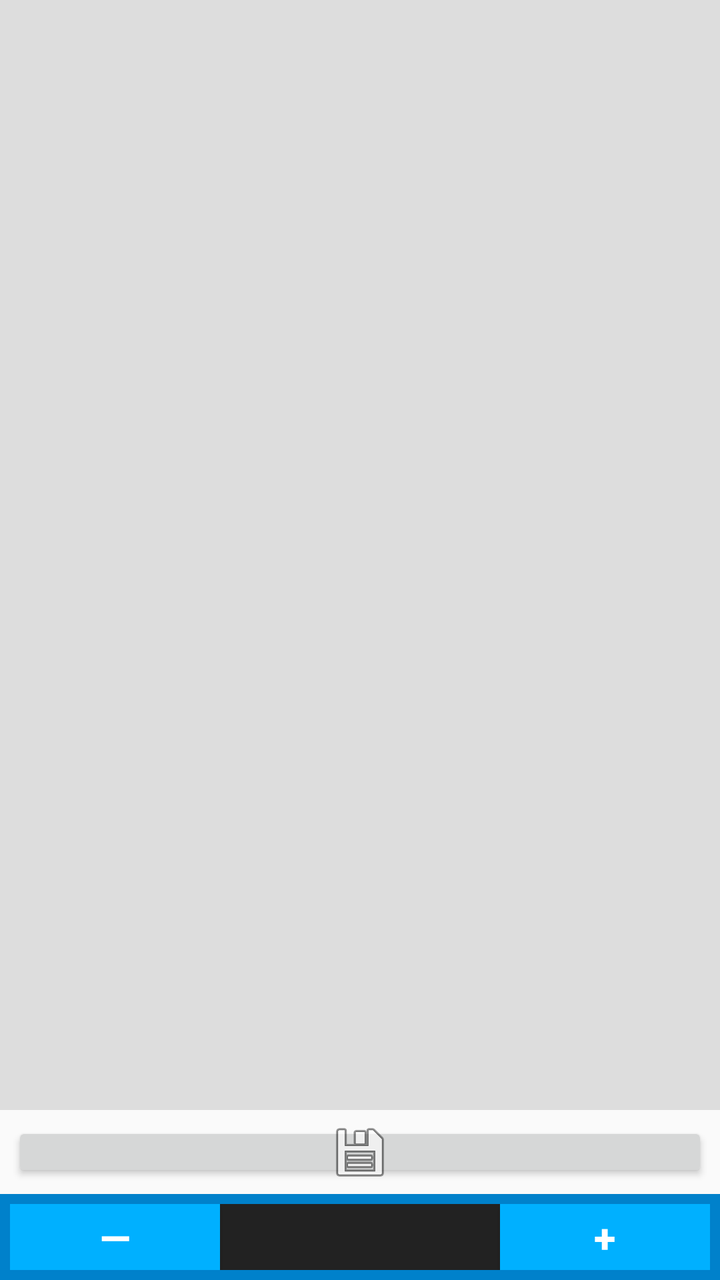
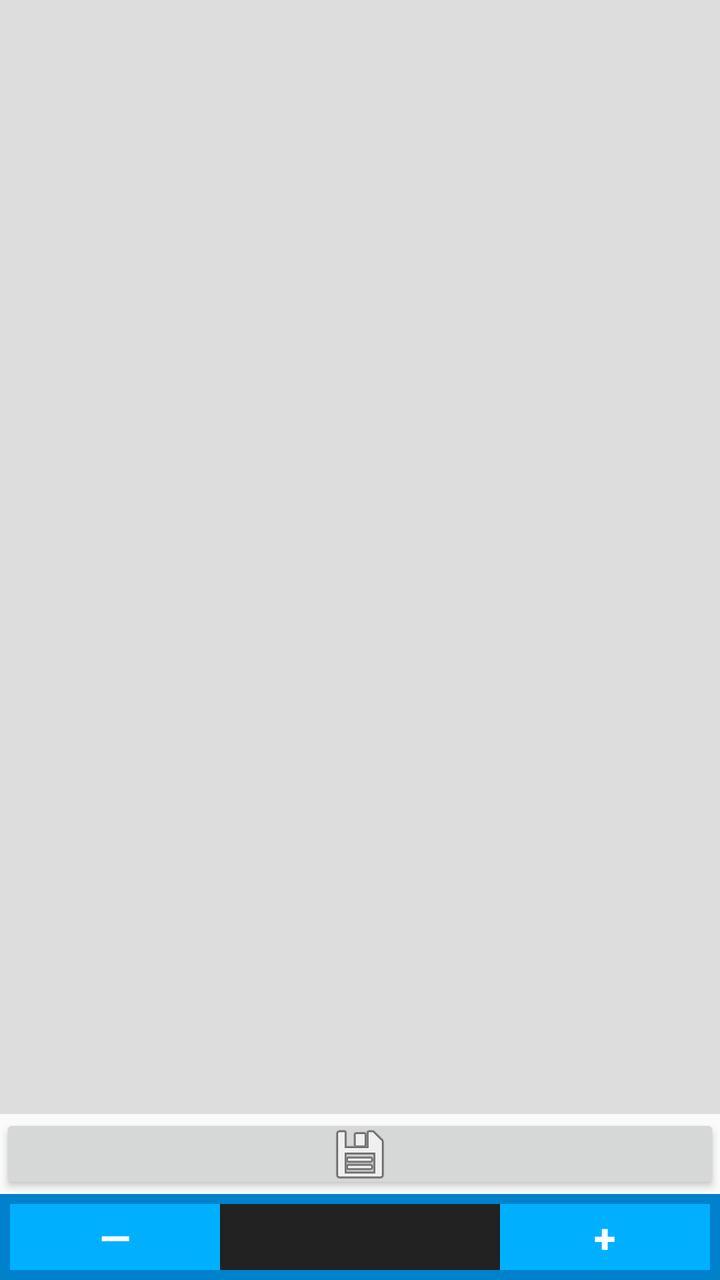

Before-and-after screenshots of an Android layout around one commit, followed by the original layout XML and the change that was made.
<!-- AndroidManifest.xml: application theme AppTheme -->
<!-- res/layout/fragment_donation.xml -->
<?xml version="1.0" encoding="utf-8"?>
<LinearLayout
    android:id="@+id/donation_fragment"
    xmlns:android="http://schemas.android.com/apk/res/android"
    xmlns:app="http://schemas.android.com/apk/res-auto"
    xmlns:tools="http://schemas.android.com/tools"
    android:layout_width="match_parent"
    android:layout_height="match_parent"
    android:orientation="vertical">

    <LinearLayout
        android:layout_width="match_parent"
        android:layout_height="0dp"
        android:layout_weight=".8"
        android:orientation="horizontal">

        <androidx.recyclerview.widget.RecyclerView
            android:id="@+id/donation_list"
            android:layout_width="match_parent"
            android:layout_height="match_parent"
            android:paddingTop="4dp"
            android:paddingBottom="4dp"
            android:background="@color/colorNeutral"
            app:layoutManager="androidx.recyclerview.widget.LinearLayoutManager"
            tools:listitem="@layout/item_search"/>

        <FrameLayout
            android:id="@+id/donation_detail_container"
            android:layout_width="match_parent"
            android:layout_height="match_parent"
            android:visibility="gone"
            android:background="@color/colorNeutral"
            app:layout_behavior="@string/appbar_scrolling_view_behavior" />

    </LinearLayout>

    <ProgressBar
        android:id="@+id/save_progress_bar"
        android:layout_width="match_parent"
        android:layout_height="16dp"
        android:indeterminate="true"
        android:indeterminateTintMode="src_atop"
        android:indeterminateTint="@color/colorAccent"
        android:visibility="gone"
        app:layout_anchor="@id/action_bar_wrapper"
        app:layout_anchorGravity="top|center_horizontal"
        style="?android:attr/progressBarStyleHorizontal" />

    <FrameLayout
        android:id="@+id/action_bar_wrapper"
        android:layout_width="match_parent"
        android:layout_height="wrap_content">

        <ImageButton
            android:id="@+id/action_bar"
            android:layout_width="match_parent"
            android:layout_height="30dp"
            android:layout_gravity="start|center_vertical"
            android:gravity="center"
            android:layout_margin="6dp"
            android:src="@drawable/action_save"
            style="@style/Widget.AppCompat.Button"/>

    </FrameLayout>

    <LinearLayout
        android:layout_width="match_parent"
        android:layout_height="wrap_content"
        android:background="@color/colorPrimaryDark"
        android:padding="5dp"
        android:orientation="horizontal">

        <Button
            android:id="@+id/donation_decrement_button"
            android:layout_width="0dp"
            android:layout_height="match_parent"
            android:layout_weight=".3"
            android:layout_gravity="start"
            android:gravity="center"
            android:background="@color/colorPrimary"
            android:textSize="@dimen/text_size_paragraph_title"
            android:textColor="#fff"
            android:textStyle="bold"
            android:text="@string/symbol_decrement_button"
            android:contentDescription="@string/description_decrement_donation_text"/>

        <FrameLayout
            android:id="@+id/donation_amount_label"
            android:layout_width="0dp"
            android:layout_height="wrap_content"
            android:layout_weight=".4"
            android:labelFor="@id/donation_amount_text">

            <EditText
                android:id="@+id/donation_amount_text"
                android:layout_width="match_parent"
                android:layout_height="wrap_content"
                android:padding="3dp"
                android:layout_gravity="center"
                android:background="@color/colorSlate"
                android:gravity="center"
                android:textSize="@dimen/text_size_paragraph_title"
                android:textStyle="bold"
                android:textColor="#fff"
                android:inputType="numberDecimal"
                android:imeOptions="actionDone"
                android:importantForAutofill="no"/>

        </FrameLayout>

        <Button
            android:id="@+id/donation_increment_button"
            android:layout_width="0dp"
            android:layout_height="match_parent"
            android:layout_weight=".3"
            android:layout_gravity="end"
            android:gravity="center"
            android:background="@color/colorPrimary"
            android:textSize="@dimen/text_size_paragraph_title"
            android:textColor="#fff"
            android:textStyle="bold"
            android:text="@string/symbol_increment_button"
            android:contentDescription="@string/description_increment_donation_text"/>

    </LinearLayout>

</LinearLayout>
<!-- res/layout/item_search.xml (included above) -->
<?xml version="1.0" encoding="utf-8"?>
<LinearLayout xmlns:android="http://schemas.android.com/apk/res/android"
    android:layout_width="match_parent"
    android:layout_height="wrap_content"
    android:orientation="vertical"
    android:layout_margin="1dp"
    android:background="#fff">

    <TextView
        android:id="@+id/search_item_primary"
        android:layout_width="match_parent"
        android:layout_height="wrap_content"
        android:layout_margin="4dp"
        android:textSize="@dimen/text_size_paragraph_title"
        android:textAppearance="?attr/textAppearanceListItem" />

    <LinearLayout xmlns:android="http://schemas.android.com/apk/res/android"
        android:layout_width="match_parent"
        android:layout_height="0dp"
        android:layout_weight="1"
        android:orientation="horizontal"
        android:baselineAligned="false"
        android:gravity="center">

        <LinearLayout xmlns:android="http://schemas.android.com/apk/res/android"
            android:layout_width="0dp"
            android:layout_height="match_parent"
            android:layout_weight="1"
            android:orientation="vertical">

            <TextView
                android:id="@+id/search_item_secondary"
                android:layout_width="match_parent"
                android:layout_height="wrap_content"
                android:layout_margin="4dp"
                android:textAppearance="?attr/textAppearanceListItem" />

            <TextView
                android:id="@+id/search_item_tertiary"
                android:layout_width="match_parent"
                android:layout_height="wrap_content"
                android:layout_margin="4dp"
                android:textAppearance="?attr/textAppearanceListItem" />

        </LinearLayout>

        <RelativeLayout
            android:layout_width="wrap_content"
            android:layout_height="match_parent"
            android:background="#000"
            android:gravity="end">

            <ImageView
                android:id="@+id/search_item_logo"
                android:layout_width="wrap_content"
                android:layout_height="match_parent"
                android:adjustViewBounds="true"
                android:contentDescription="@string/description_charity_logo"/>

        </RelativeLayout>

    </LinearLayout>

</LinearLayout>
<!-- resources referenced by this layout -->
<resources>
  <color name="colorAccent">#FBC02D</color>
  <color name="colorNeutral">#DDD</color>
  <color name="colorPrimary">#00B0FF</color>
  <color name="colorPrimaryDark">#0081CB</color>
  <color name="colorSlate">#222</color>
  <dimen name="text_size_paragraph_title">20sp</dimen>
  <!-- drawable action_save: png bitmap (drawable-hdpi, 1248 bytes) -->
  <string name="description_charity_logo">This is the logo that corresponds to the listed charity</string>
  <string name="description_decrement_donation_text">Press this button to decrease your total donation amount</string>
  <string name="description_increment_donation_text">Press this button to increase your total donation amount</string>
  <string name="symbol_decrement_button">—</string>
  <string name="symbol_increment_button">+</string>
  <style name="AppTheme" parent="Theme.AppCompat.Light.DarkActionBar">
          <item name="colorPrimary">@color/colorPrimary</item>
          <item name="colorPrimaryDark">@color/colorPrimaryDark</item>
          <item name="colorAccent">@color/colorAccent</item>
          <item name="popupMenuStyle">@style/AppTheme.PopupOverlay</item>
      </style>
  <style name="AppTheme.PopupOverlay" parent="@android:style/Widget.PopupMenu">
          <item name="android:background">@color/colorPrimary</item>
      </style>
</resources>

<!-- the commit's change to res/layout/fragment_donation.xml (unified diff, before → after) -->
@@ -54,10 +54,9 @@
         <ImageButton
             android:id="@+id/action_bar"
             android:layout_width="match_parent"
-            android:layout_height="30dp"
+            android:layout_height="40dp"
             android:layout_gravity="start|center_vertical"
             android:gravity="center"
-            android:layout_margin="6dp"
             android:src="@drawable/action_save"
             style="@style/Widget.AppCompat.Button"/>
 
